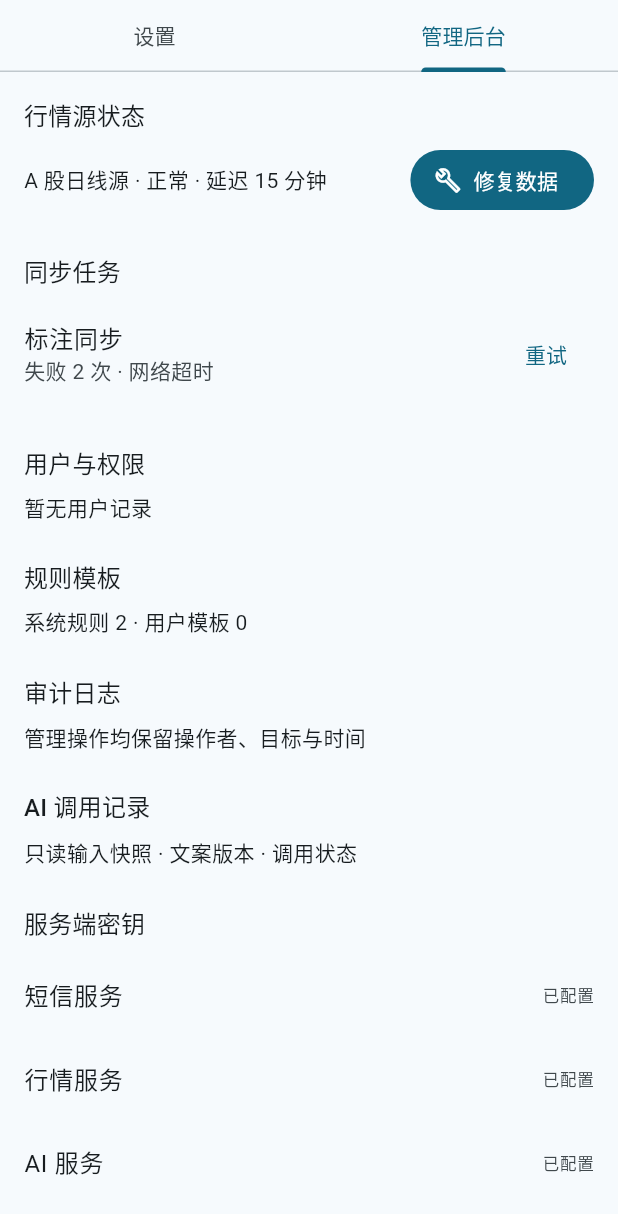
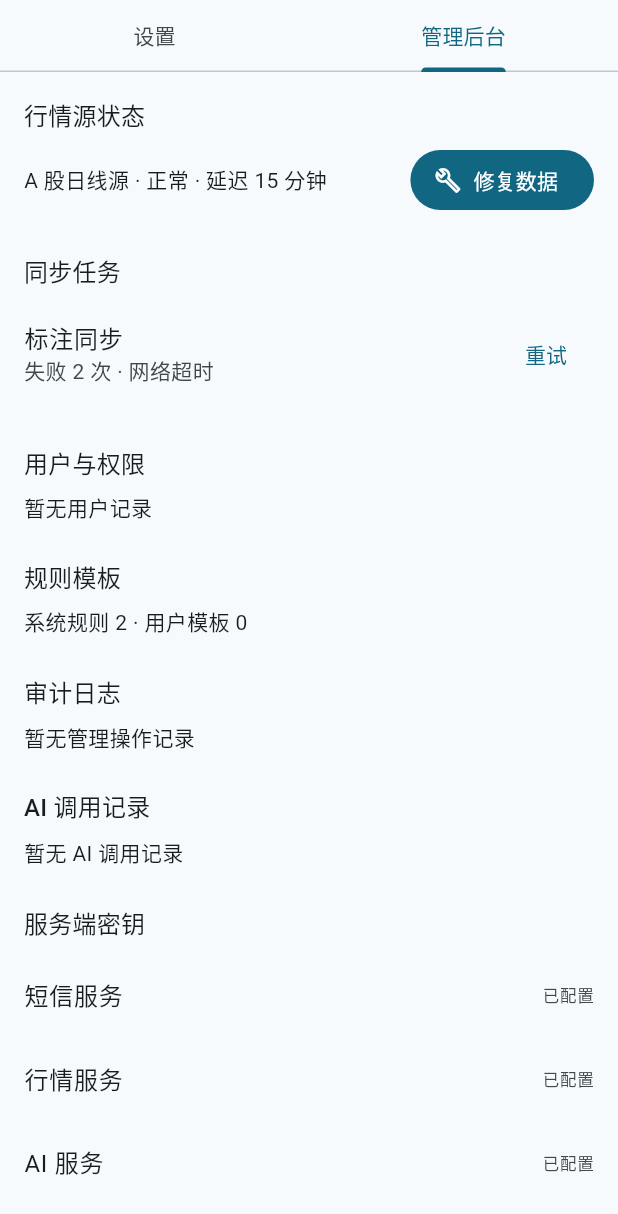
Before and after one commit to WooYu/Sock, a Flutter app: the SettingsAdminWorkspace widget shown alone on an empty page, opened directly, tab 2 chosen, on a phone screen of 412 x 824 dp. Shown: the top 1214 px of the screen. Run offline on Flutter 3.47's test engine with Material 3 defaults, Android fonts, the phone set to English and light mode, and no system bars; our stand-ins replace shared_preferences; missing offline and left inert: candlesticks; accounts and stored records are empty.

Commit message:
feat: expose audit and AI call logs in administration
Add GET /admin/audit-logs and /admin/ai-call-logs endpoints backed by
the existing audit_event and ai_call_log tables. The client surfaces
live audit and AI call entries in the admin panel with actor, action,
model, status, and timestamp detail.

Co-Authored-By: Claude Opus 4.7 (1M context) <noreply@anthropic.com>

```diff
--- a/lib/features/admin/admin_service.dart
+++ b/lib/features/admin/admin_service.dart
@@ -52,6 +52,22 @@ class AdminAuditEvent {
   final String actor;
   final String action;
   final String target;
+  final DateTime createdAt;
+}
+
+class AiCallLog {
+  const AiCallLog({
+    required this.actor,
+    required this.purpose,
+    required this.model,
+    required this.status,
+    required this.createdAt,
+  });
+
+  final String? actor;
+  final String purpose;
+  final String model;
+  final String status;
   final DateTime createdAt;
 }
 
--- a/lib/features/admin/settings_admin_workspace.dart
+++ b/lib/features/admin/settings_admin_workspace.dart
@@ -2,19 +2,29 @@ import 'package:flutter/material.dart';
 import 'package:flutter/services.dart';
 
 import '../account/session.dart';
+import '../preferences/preferences_controller.dart';
+import '../preferences/user_preferences.dart';
 import 'admin_service.dart';
 import 'remote_admin_service.dart';
 import 'settings_data_service.dart';
+
+String _themeLabel(ThemePreference theme) => switch (theme) {
+  ThemePreference.system => '跟随系统',
+  ThemePreference.light => '浅色',
+  ThemePreference.dark => '深色',
+};
 
 class SettingsAdminWorkspace extends StatefulWidget {
   const SettingsAdminWorkspace({
     super.key,
     this.remote,
     this.sessionController,
+    this.preferences,
   });
 
   final RemoteAdminService? remote;
   final SessionController? sessionController;
+  final PreferencesController? preferences;
 
   @override
   State<SettingsAdminWorkspace> createState() => _SettingsAdminWorkspaceState();
@@ -39,7 +49,9 @@ class _SettingsAdminWorkspaceState extends State<SettingsAdminWorkspace> {
     SecretStatus(name: 'AI 服务', configured: true),
   ];
   var _users = const <ManagedUser>[];
-  var _darkMode = false;
+  var _auditLogs = const <AdminAuditEvent>[];
+  var _aiCallLogs = const <AiCallLog>[];
+  var _theme = ThemePreference.system;
   var _notifications = true;
   var _repairSubmitted = false;
   var _loadingAdmin = false;
@@ -55,6 +67,35 @@ class _SettingsAdminWorkspaceState extends State<SettingsAdminWorkspace> {
       _loadingAdmin = true;
       _loadRemote();
     }
+  }
+
+  Widget _buildSettingsPanel() {
+    final preferences = widget.preferences;
+    if (preferences == null) {
+      return _SettingsPanel(
+        theme: _theme,
+        notifications: _notifications,
+        onTheme: (value) => setState(() => _theme = value),
+        onNotifications: (value) => setState(() => _notifications = value),
+        onBackup: _backup,
+        onExport: _export,
+        onImport: _import,
+        onDeleteAccount: _deleteAccount,
+      );
+    }
+    return ListenableBuilder(
+      listenable: preferences,
+      builder: (context, _) => _SettingsPanel(
+        theme: preferences.preferences.theme,
+        notifications: preferences.preferences.notificationsEnabled,
+        onTheme: preferences.setTheme,
+        onNotifications: preferences.setNotificationsEnabled,
+        onBackup: _backup,
+        onExport: _export,
+        onImport: _import,
+        onDeleteAccount: _deleteAccount,
+      ),
+    );
   }
 
   @override
@@ -74,22 +115,14 @@ class _SettingsAdminWorkspaceState extends State<SettingsAdminWorkspace> {
             Expanded(
               child: TabBarView(
                 children: [
-                  _SettingsPanel(
-                    darkMode: _darkMode,
-                    notifications: _notifications,
-                    onDarkMode: (value) => setState(() => _darkMode = value),
-                    onNotifications: (value) =>
-                        setState(() => _notifications = value),
-                    onBackup: _backup,
-                    onExport: _export,
-                    onImport: _import,
-                    onDeleteAccount: _deleteAccount,
-                  ),
+                  _buildSettingsPanel(),
                   _AdminPanel(
                     marketStatus: _marketStatus,
                     secrets: _secrets,
                     jobs: _jobs,
                     users: _users,
+                    auditLogs: _auditLogs,
+                    aiCallLogs: _aiCallLogs,
                     loading: _loadingAdmin,
                     error: _adminError,
                     repairSubmitted: _repairSubmitted,
@@ -121,6 +154,8 @@ class _SettingsAdminWorkspaceState extends State<SettingsAdminWorkspace> {
         _secrets = snapshot.secrets;
         _jobs = snapshot.jobs;
         _users = snapshot.users;
+        _auditLogs = snapshot.auditLogs;
+        _aiCallLogs = snapshot.aiCallLogs;
         _loadingAdmin = false;
       });
     } on Object catch (error) {
@@ -278,9 +313,9 @@ class _SettingsAdminWorkspaceState extends State<SettingsAdminWorkspace> {
 
 class _SettingsPanel extends StatelessWidget {
   const _SettingsPanel({
-    required this.darkMode,
+    required this.theme,
     required this.notifications,
-    required this.onDarkMode,
+    required this.onTheme,
     required this.onNotifications,
     required this.onBackup,
     required this.onExport,
@@ -288,9 +323,9 @@ class _SettingsPanel extends StatelessWidget {
     required this.onDeleteAccount,
   });
 
-  final bool darkMode;
+  final ThemePreference theme;
   final bool notifications;
-  final ValueChanged<bool> onDarkMode;
+  final ValueChanged<ThemePreference> onTheme;
   final ValueChanged<bool> onNotifications;
   final VoidCallback onBackup;
   final VoidCallback onExport;
@@ -315,12 +350,26 @@ class _SettingsPanel extends StatelessWidget {
           subtitle: Text('不复权'),
           trailing: Icon(Icons.chevron_right),
         ),
-        SwitchListTile(
+        ListTile(
           contentPadding: EdgeInsets.zero,
           title: const Text('主题'),
-          subtitle: Text(darkMode ? '深色' : '浅色'),
-          value: darkMode,
-          onChanged: onDarkMode,
+          subtitle: Text(_themeLabel(theme)),
+          trailing: DropdownButton<ThemePreference>(
+            key: const Key('theme-selector'),
+            value: theme,
+            underline: const SizedBox.shrink(),
+            items: const [
+              DropdownMenuItem(
+                value: ThemePreference.system,
+                child: Text('跟随系统'),
+              ),
+              DropdownMenuItem(value: ThemePreference.light, child: Text('浅色')),
+              DropdownMenuItem(value: ThemePreference.dark, child: Text('深色')),
+            ],
+            onChanged: (value) {
+              if (value != null) onTheme(value);
+            },
+          ),
         ),
         SwitchListTile(
           contentPadding: EdgeInsets.zero,
@@ -354,6 +403,8 @@ class _AdminPanel extends StatelessWidget {
     required this.secrets,
     required this.jobs,
     required this.users,
+    required this.auditLogs,
+    required this.aiCallLogs,
     required this.loading,
     required this.error,
     required this.repairSubmitted,
@@ -366,6 +417,8 @@ class _AdminPanel extends StatelessWidget {
   final List<SecretStatus> secrets;
   final List<SyncJob> jobs;
   final List<ManagedUser> users;
+  final List<AdminAuditEvent> auditLogs;
+  final List<AiCallLog> aiCallLogs;
   final bool loading;
   final String? error;
   final bool repairSubmitted;
@@ -418,8 +471,38 @@ class _AdminPanel extends StatelessWidget {
           ),
         ],
         const _Section(title: '规则模板', child: Text('系统规则 2 · 用户模板 0')),
-        const _Section(title: '审计日志', child: Text('管理操作均保留操作者、目标与时间')),
-        const _Section(title: 'AI 调用记录', child: Text('只读输入快照 · 文案版本 · 调用状态')),
+        _Section(
+          title: '审计日志',
+          child: auditLogs.isEmpty
+              ? const Text('暂无管理操作记录')
+              : Column(
+                  children: [
+                    for (final entry in auditLogs)
+                      _LogTile(
+                        badge: entry.action,
+                        title: entry.target,
+                        subtitle: '${entry.actor} · ${entry.createdAt.toLocal()}',
+                      ),
+                  ],
+                ),
+        ),
+        _Section(
+          title: 'AI 调用记录',
+          child: aiCallLogs.isEmpty
+              ? const Text('暂无 AI 调用记录')
+              : Column(
+                  children: [
+                    for (final entry in aiCallLogs)
+                      _LogTile(
+                        badge: entry.status,
+                        title: entry.purpose,
+                        subtitle:
+                            '${entry.model} · ${entry.actor ?? '匿名'} · '
+                            '${entry.createdAt.toLocal()}',
+                      ),
+                  ],
+                ),
+        ),
         if (!loading && error == null)
           _Section(
             title: '服务端密钥',
@@ -495,6 +578,27 @@ class _UserTile extends StatelessWidget {
   );
 }
 
+class _LogTile extends StatelessWidget {
+  const _LogTile({
+    required this.badge,
+    required this.title,
+    required this.subtitle,
+  });
+
+  final String badge;
+  final String title;
+  final String subtitle;
+
+  @override
+  Widget build(BuildContext context) => ListTile(
+    contentPadding: EdgeInsets.zero,
+    dense: true,
+    title: Text(title),
+    subtitle: Text(subtitle, overflow: TextOverflow.ellipsis),
+    trailing: Text(badge, style: Theme.of(context).textTheme.labelSmall),
+  );
+}
+
 class _Section extends StatelessWidget {
   const _Section({required this.title, required this.child});
   final String title;
```
Also changed, not shown: lib/features/admin/remote_admin_service.dart (+29 -0 lines), 4 other files.
